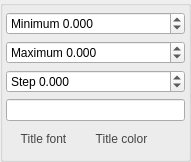
This is src/apps/rragraph/AxisPlotSettings.ui in rasmadeus/Rragraph as Qt 5 draws it before an edit. The edited form follows.
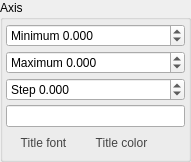
This is the edited form. Icons and pictures are not drawn.

```diff
--- a/src/apps/rragraph/AxisPlotSettings.ui
+++ b/src/apps/rragraph/AxisPlotSettings.ui
@@ -32,7 +32,7 @@
    <item>
     <widget class="QGroupBox" name="axisGroup">
      <property name="title">
-      <string/>
+      <string>Axis</string>
      </property>
      <layout class="QVBoxLayout" name="verticalLayout">
       <property name="spacing">
```
